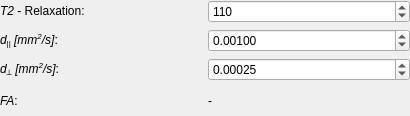
Old version of the form Plugins/org.mitk.gui.qt.diffusionimaging/src/QmitkZeppelinModelParametersWidgetControls.ui in the repository MITK/MITK.
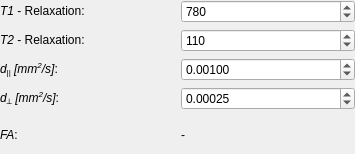
New version of the form.

Commit message: added basic T1 support. todo: update parameter saving and loading. adapt sequence?

Diff of the .ui file:
```diff
--- a/Plugins/org.mitk.gui.qt.diffusionimaging/src/QmitkZeppelinModelParametersWidgetControls.ui
+++ b/Plugins/org.mitk.gui.qt.diffusionimaging/src/QmitkZeppelinModelParametersWidgetControls.ui
@@ -6,8 +6,8 @@
    <rect>
     <x>0</x>
     <y>0</y>
-    <width>410</width>
-    <height>116</height>
+    <width>355</width>
+    <height>154</height>
    </rect>
   </property>
   <property name="sizePolicy">
@@ -32,17 +32,48 @@
    <property name="bottomMargin">
     <number>0</number>
    </property>
+   <item row="2" column="0">
+    <widget class="QLabel" name="label">
+     <property name="text">
+      <string>&lt;html&gt;&lt;head/&gt;&lt;body&gt;&lt;p&gt;&lt;span style=&quot; font-style:italic;&quot;&gt;d&lt;/span&gt;&lt;span style=&quot; vertical-align:sub;&quot;&gt;||&lt;/span&gt;&lt;span style=&quot; font-style:italic;&quot;&gt; [mm&lt;/span&gt;&lt;span style=&quot; font-style:italic; vertical-align:super;&quot;&gt;2&lt;/span&gt;&lt;span style=&quot; font-style:italic;&quot;&gt;/s]&lt;/span&gt;:&lt;/p&gt;&lt;/body&gt;&lt;/html&gt;</string>
+     </property>
+    </widget>
+   </item>
+   <item row="1" column="0">
+    <widget class="QLabel" name="label_5">
+     <property name="text">
+      <string>&lt;html&gt;&lt;head/&gt;&lt;body&gt;&lt;p&gt;&lt;span style=&quot; font-style:italic;&quot;&gt;T2&lt;/span&gt; - Relaxation:&lt;/p&gt;&lt;/body&gt;&lt;/html&gt;</string>
+     </property>
+    </widget>
+   </item>
+   <item row="1" column="1">
+    <widget class="QSpinBox" name="m_T2box">
+     <property name="toolTip">
+      <string>T2 relaxation time of this compartment (in milliseconds).</string>
+     </property>
+     <property name="maximum">
+      <number>999999999</number>
+     </property>
+     <property name="value">
+      <number>110</number>
+     </property>
+    </widget>
+   </item>
+   <item row="4" column="0">
+    <widget class="QLabel" name="label_4">
+     <property name="text">
+      <string>&lt;html&gt;&lt;head/&gt;&lt;body&gt;&lt;p&gt;&lt;span style=&quot; font-style:italic;&quot;&gt;FA&lt;/span&gt;:&lt;/p&gt;&lt;/body&gt;&lt;/html&gt;</string>
+     </property>
+    </widget>
+   </item>
+   <item row="3" column="0">
+    <widget class="QLabel" name="label_2">
+     <property name="text">
+      <string>&lt;html&gt;&lt;head/&gt;&lt;body&gt;&lt;p&gt;&lt;span style=&quot; font-style:italic;&quot;&gt;d&lt;/span&gt;&lt;span style=&quot; vertical-align:sub;&quot;&gt;⟂&lt;/span&gt;&lt;span style=&quot; font-style:italic;&quot;&gt; [mm&lt;/span&gt;&lt;span style=&quot; font-style:italic; vertical-align:super;&quot;&gt;2&lt;/span&gt;&lt;span style=&quot; font-style:italic;&quot;&gt;/s]&lt;/span&gt;:&lt;/p&gt;&lt;/body&gt;&lt;/html&gt;</string>
+     </property>
+    </widget>
+   </item>
    <item row="3" column="1">
-    <widget class="QLabel" name="m_FaLabel">
-     <property name="toolTip">
-      <string>Fractional anisotropy of resulting tensor.</string>
-     </property>
-     <property name="text">
-      <string>&lt;html&gt;&lt;head/&gt;&lt;body&gt;&lt;p&gt;-&lt;/p&gt;&lt;/body&gt;&lt;/html&gt;</string>
-     </property>
-    </widget>
-   </item>
-   <item row="2" column="1">
     <widget class="QDoubleSpinBox" name="m_D2box">
      <property name="toolTip">
       <string>Diffusivity along second and third eigenvector.</string>
@@ -61,20 +92,7 @@
      </property>
     </widget>
    </item>
-   <item row="0" column="1">
-    <widget class="QSpinBox" name="m_T2box">
-     <property name="toolTip">
-      <string>T2 relaxation time of this compartment (in milliseconds).</string>
-     </property>
-     <property name="maximum">
-      <number>10000</number>
-     </property>
-     <property name="value">
-      <number>110</number>
-     </property>
-    </widget>
-   </item>
-   <item row="1" column="1">
+   <item row="2" column="1">
     <widget class="QDoubleSpinBox" name="m_D1box">
      <property name="toolTip">
       <string>Diffusivity along largest eigenvector.</string>
@@ -93,31 +111,33 @@
      </property>
     </widget>
    </item>
-   <item row="2" column="0">
-    <widget class="QLabel" name="label_2">
-     <property name="text">
-      <string>&lt;html&gt;&lt;head/&gt;&lt;body&gt;&lt;p&gt;&lt;span style=&quot; font-style:italic;&quot;&gt;d&lt;/span&gt;&lt;span style=&quot; vertical-align:sub;&quot;&gt;⟂&lt;/span&gt;&lt;span style=&quot; font-style:italic;&quot;&gt; [mm&lt;/span&gt;&lt;span style=&quot; font-style:italic; vertical-align:super;&quot;&gt;2&lt;/span&gt;&lt;span style=&quot; font-style:italic;&quot;&gt;/s]&lt;/span&gt;:&lt;/p&gt;&lt;/body&gt;&lt;/html&gt;</string>
+   <item row="4" column="1">
+    <widget class="QLabel" name="m_FaLabel">
+     <property name="toolTip">
+      <string>Fractional anisotropy of resulting tensor.</string>
      </property>
-    </widget>
-   </item>
-   <item row="1" column="0">
-    <widget class="QLabel" name="label">
      <property name="text">
-      <string>&lt;html&gt;&lt;head/&gt;&lt;body&gt;&lt;p&gt;&lt;span style=&quot; font-style:italic;&quot;&gt;d&lt;/span&gt;&lt;span style=&quot; vertical-align:sub;&quot;&gt;||&lt;/span&gt;&lt;span style=&quot; font-style:italic;&quot;&gt; [mm&lt;/span&gt;&lt;span style=&quot; font-style:italic; vertical-align:super;&quot;&gt;2&lt;/span&gt;&lt;span style=&quot; font-style:italic;&quot;&gt;/s]&lt;/span&gt;:&lt;/p&gt;&lt;/body&gt;&lt;/html&gt;</string>
+      <string>&lt;html&gt;&lt;head/&gt;&lt;body&gt;&lt;p&gt;-&lt;/p&gt;&lt;/body&gt;&lt;/html&gt;</string>
      </property>
     </widget>
    </item>
    <item row="0" column="0">
-    <widget class="QLabel" name="label_5">
+    <widget class="QLabel" name="label_6">
      <property name="text">
-      <string>&lt;html&gt;&lt;head/&gt;&lt;body&gt;&lt;p&gt;&lt;span style=&quot; font-style:italic;&quot;&gt;T2&lt;/span&gt; - Relaxation:&lt;/p&gt;&lt;/body&gt;&lt;/html&gt;</string>
+      <string>&lt;html&gt;&lt;head/&gt;&lt;body&gt;&lt;p&gt;&lt;span style=&quot; font-style:italic;&quot;&gt;T1&lt;/span&gt; - Relaxation:&lt;/p&gt;&lt;/body&gt;&lt;/html&gt;</string>
      </property>
     </widget>
    </item>
-   <item row="3" column="0">
-    <widget class="QLabel" name="label_4">
-     <property name="text">
-      <string>&lt;html&gt;&lt;head/&gt;&lt;body&gt;&lt;p&gt;&lt;span style=&quot; font-style:italic;&quot;&gt;FA&lt;/span&gt;:&lt;/p&gt;&lt;/body&gt;&lt;/html&gt;</string>
+   <item row="0" column="1">
+    <widget class="QSpinBox" name="m_T1box">
+     <property name="toolTip">
+      <string>T1 relaxation time of this compartment (in milliseconds).</string>
+     </property>
+     <property name="maximum">
+      <number>999999999</number>
+     </property>
+     <property name="value">
+      <number>780</number>
      </property>
     </widget>
    </item>
```
The commit also changes 18 other files.
